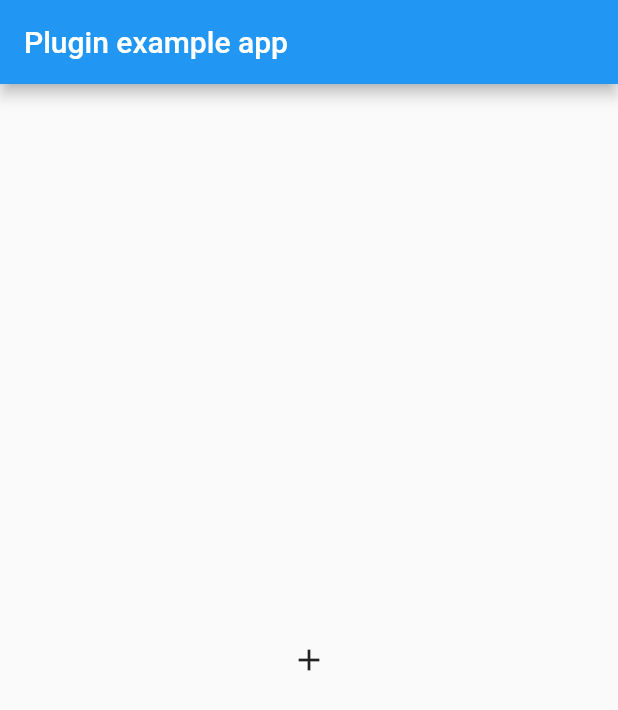
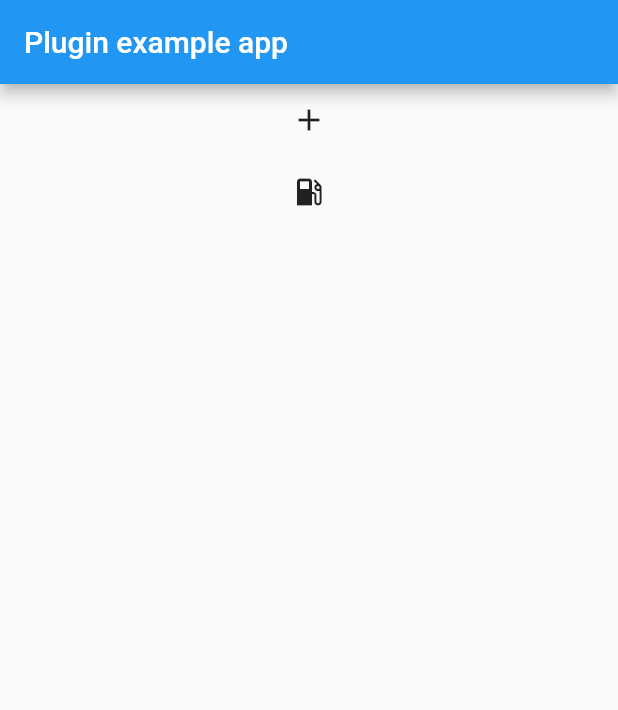
Before and after one commit to davidli86/wangyi_qiyu, a Flutter app: the screen it shows after launch, on a phone screen of 412 x 824 dp. Shown: the top 710 px of the screen. Run offline on Flutter 3.47's test engine with Material 2 defaults, Android fonts, the phone set to English and light mode, and no system bars.

Commit message:
0.0.6 安卓添加logout

```diff
--- a/example/lib/main.dart
+++ b/example/lib/main.dart
@@ -49,7 +49,10 @@ class _MyAppState extends State<MyApp> {
           title: const Text('Plugin example app'),
         ),
         body: Center(
-          child: IconButton(icon: Icon(Icons.add), onPressed: _onPressed),
+          child: Column(children: <Widget>[
+            IconButton(icon: Icon(Icons.add), onPressed: _onPressed),
+            IconButton(icon: Icon(Icons.local_gas_station), onPressed: _logout),
+          ],),
         ),
       ),
     );
@@ -95,4 +98,8 @@ class _MyAppState extends State<MyApp> {
       print("onUnreadCountChanged: " + data.toString() );
     });
   }
+
+  _logout() {
+    WangyiQiyu().logout();
+  }
 }
--- a/pubspec.yaml
+++ b/pubspec.yaml
@@ -1,6 +1,6 @@
 name: wangyi_qiyu
 description: A new flutter plugin project.
-version: 0.0.5
+version: 0.0.6
 author: ddd <ddd@example.com>
 homepage: https://github.com/davidli86/wangyi_qiyu
 
```
Also changed, not shown: example/pubspec.lock, 1 other file.
